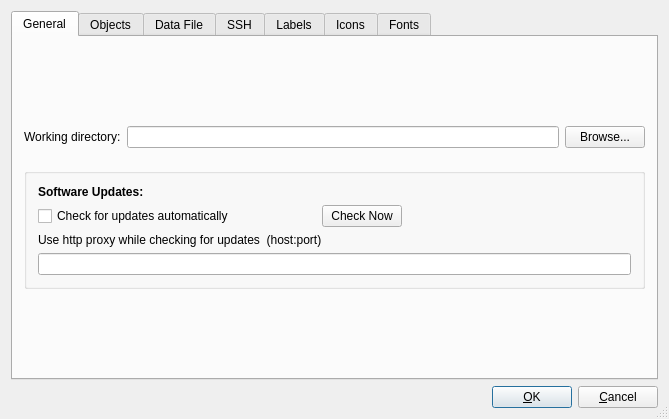
Old version of the form src/gui/prefsdialog_q.ui in the repository fwbuilder/fwbuilder.
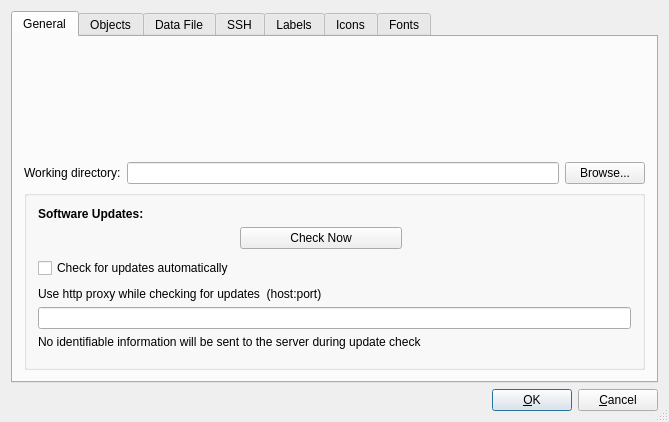
New version of the form.

Commit message: sending guid with update check

Patch:
```diff
--- a/src/gui/prefsdialog_q.ui
+++ b/src/gui/prefsdialog_q.ui
@@ -9,7 +9,7 @@
     <x>0</x>
     <y>0</y>
     <width>669</width>
-    <height>419</height>
+    <height>422</height>
    </rect>
   </property>
   <property name="windowTitle" >
@@ -29,9 +29,6 @@
        <string>General</string>
       </attribute>
       <layout class="QGridLayout" name="gridLayout_4" >
-       <property name="verticalSpacing" >
-        <number>20</number>
-       </property>
        <item row="0" column="0" >
         <spacer name="verticalSpacer_5" >
          <property name="orientation" >
@@ -116,14 +113,21 @@
             </property>
            </widget>
           </item>
-          <item row="1" column="0" >
+          <item row="1" column="1" colspan="2" >
+           <widget class="QPushButton" name="checkUpdatesNow" >
+            <property name="text" >
+             <string>Check Now</string>
+            </property>
+           </widget>
+          </item>
+          <item rowspan="2" row="2" column="0" >
            <widget class="QCheckBox" name="checkUpdates" >
             <property name="text" >
              <string>Check for updates automatically</string>
             </property>
            </widget>
           </item>
-          <item row="1" column="1" >
+          <item row="2" column="1" >
            <spacer name="horizontalSpacer_2" >
             <property name="orientation" >
              <enum>Qt::Horizontal</enum>
@@ -136,14 +140,7 @@
             </property>
            </spacer>
           </item>
-          <item row="1" column="2" >
-           <widget class="QPushButton" name="checkUpdatesNow" >
-            <property name="text" >
-             <string>Check Now</string>
-            </property>
-           </widget>
-          </item>
-          <item row="1" column="3" >
+          <item row="2" column="3" >
            <spacer name="spacer_3" >
             <property name="orientation" >
              <enum>Qt::Horizontal</enum>
@@ -156,34 +153,38 @@
             </property>
            </spacer>
           </item>
-          <item row="2" column="0" colspan="4" >
+          <item row="4" column="0" colspan="4" >
            <widget class="QLabel" name="label_2" >
             <property name="text" >
              <string>Use http proxy while checking for updates  (host:port)</string>
             </property>
            </widget>
           </item>
-          <item row="3" column="0" colspan="4" >
+          <item row="5" column="0" colspan="4" >
            <widget class="QLineEdit" name="checkUpdatesProxy" />
           </item>
-         </layout>
-        </widget>
-       </item>
-       <item row="3" column="0" >
-        <spacer>
+          <item row="6" column="0" colspan="4" >
+           <widget class="QLabel" name="label_3" >
+            <property name="text" >
+             <string>No identifiable information will be sent to the server during update check</string>
+            </property>
+           </widget>
+          </item>
+          <item row="7" column="2" >
+           <spacer name="verticalSpacer_9" >
          <property name="orientation" >
           <enum>Qt::Vertical</enum>
          </property>
-         <property name="sizeType" >
-          <enum>QSizePolicy::Expanding</enum>
-         </property>
          <property name="sizeHint" stdset="0" >
           <size>
-           <width>86</width>
-           <height>31</height>
+              <width>20</width>
+              <height>7</height>
           </size>
          </property>
         </spacer>
+          </item>
+         </layout>
+        </widget>
        </item>
       </layout>
      </widget>
```
Lines whose indentation alone changed are shown as unchanged. The commit also changes 7 other files.
